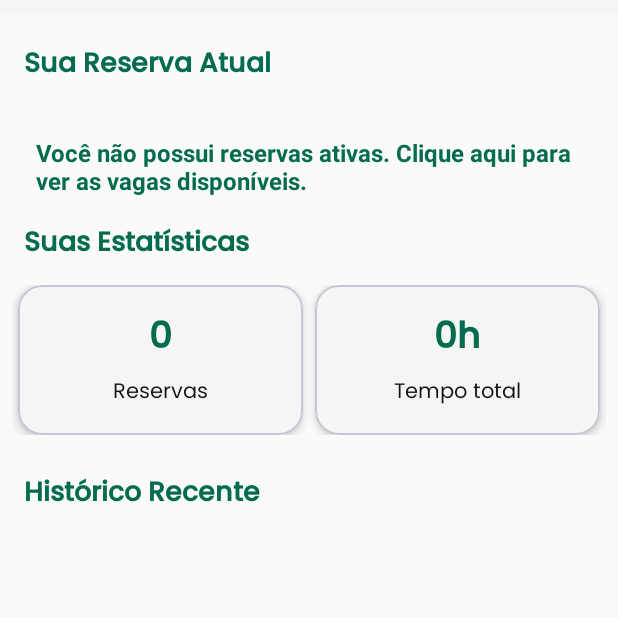
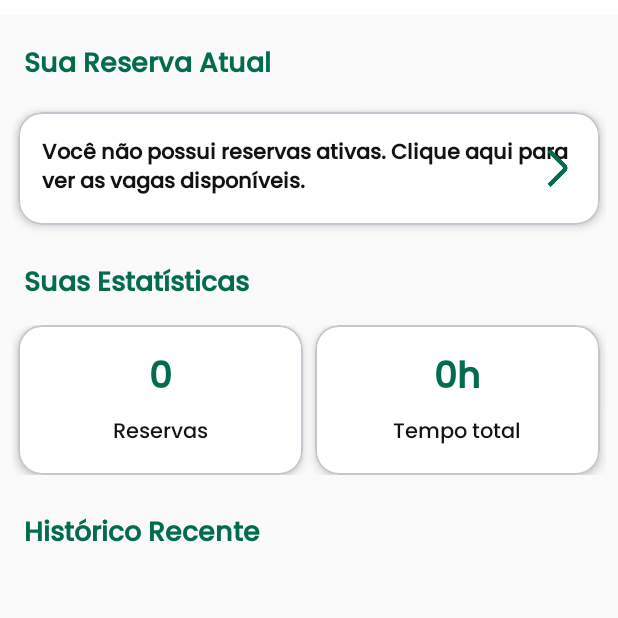
Before and after one commit to lariiscriis/ValletProjeto, an Android app: the fragment MotoristaFragment shown on its own in the app's theme, after a tap on an icon or button, on a phone screen of 412 x 824 dp, the top half of it. Run offline under Robolectric (Android 15) with nearby library versions, the phone set to English and light mode, and no system bars; our stand-ins replace Firebase (no records; nobody signed in at launch, a user with empty details on screens opened directly).

Commit message:
cards da dashboard

```diff
--- a/app/src/main/java/br/edu/fatecpg/valletprojeto/fragments/MotoristaFragment.kt
+++ b/app/src/main/java/br/edu/fatecpg/valletprojeto/fragments/MotoristaFragment.kt
@@ -11,12 +11,14 @@ import android.view.ViewGroup
 import android.widget.Toast
 import androidx.fragment.app.Fragment
 import androidx.lifecycle.lifecycleScope
-import androidx.recyclerview.widget.GridLayoutManager
+import androidx.recyclerview.widget.LinearLayoutManager
+import br.edu.fatecpg.valletprojeto.DashboardBase
+import br.edu.fatecpg.valletprojeto.R
 import br.edu.fatecpg.valletprojeto.ReservaActivity
-import br.edu.fatecpg.valletprojeto.VagaActivity
 import br.edu.fatecpg.valletprojeto.adapter.HistoricoReservasAdapter
 import br.edu.fatecpg.valletprojeto.databinding.FragmentMotoristaDashboardBinding
 import br.edu.fatecpg.valletprojeto.model.Vaga
+import com.google.android.material.bottomnavigation.BottomNavigationView
 import com.google.firebase.auth.FirebaseAuth
 import com.google.firebase.firestore.FirebaseFirestore
 import kotlinx.coroutines.Dispatchers
@@ -75,12 +77,12 @@ class MotoristaFragment : Fragment() {
     }
 
     private fun setupRecyclerView() {
-        binding.rvReservationHistory.layoutManager = GridLayoutManager(requireContext(), 2)
-        binding.rvReservationHistory.setHasFixedSize(true)
+        binding.rvHistoricoRecente.layoutManager = LinearLayoutManager(requireContext())
+        binding.rvHistoricoRecente.setHasFixedSize(true)
     }
 
     private fun setupClickListeners() {
-        binding.btnViewReservation.setOnClickListener {
+        binding.btnVerReserva.setOnClickListener {
             if (!isAdded || context == null) return@setOnClickListener
 
             if (vagaIdAtiva != null && estacionamentoIdAtivo != null) {
@@ -93,8 +95,8 @@ class MotoristaFragment : Fragment() {
             }
         }
 
-        binding.txvNoReservation.setOnClickListener {
-            abrirPaginaDeVagas()
+        binding.cardNoReservation.setOnClickListener {
+            abrirPaginaDeEstacionamentos()
         }
     }
 
@@ -273,22 +275,22 @@ class MotoristaFragment : Fragment() {
 
     @SuppressLint("SetTextI18n")
     private suspend fun atualizarUI(resultado: ProcessamentoResultado) {
-        binding.txvTotalReservations.text = resultado.totalReservas.toString()
+        binding.txvTotalReservas.text = resultado.totalReservas.toString()
         val horasTotais = TimeUnit.MILLISECONDS.toHours(resultado.totalHoras)
-        binding.txvTotalHours.text = "${horasTotais}h"
+        binding.txvTempoTotal.text = "${horasTotais}h"
 
         adapter = HistoricoReservasAdapter(resultado.historico)
-        binding.rvReservationHistory.adapter = adapter
+        binding.rvHistoricoRecente.adapter = adapter
 
         if (resultado.temReservaAtiva && resultado.reservaAtiva != null) {
             binding.cardReservaAtual.visibility = View.VISIBLE
-            binding.txvNoReservation.visibility = View.GONE
+            binding.cardNoReservation.visibility = View.GONE
 
             val reserva = resultado.reservaAtiva
-            binding.txvSpotLetter.text = reserva.vaga.numero
-            binding.txvLocation.text = "Local: ${reserva.vaga.localizacao}"
-            binding.txvTimeRange.text = formatarHorario(reserva.inicio, reserva.fim)
-            binding.txvTimeRemaining.text = "Reserva ativa"
+            binding.txvNumeroVaga.text = reserva.vaga.numero
+            binding.txvLocalizacao.text = "Local: ${reserva.vaga.localizacao}"
+            binding.txvDuracao.text = formatarHorario(reserva.inicio, reserva.fim)
+            binding.txvTempoRestante.text = "Reserva ativa"
             binding.txvEstacionamento.text = reserva.estacionamentoNome
 
             vagaIdAtiva = encontrarVagaIdPorNumero(reserva.vaga.numero, resultado.reservaAtiva.estacionamentoId)
@@ -297,7 +299,7 @@ class MotoristaFragment : Fragment() {
             Log.d("MotoristaFragment", "Reserva ativa - VagaId: $vagaIdAtiva, EstacionamentoId: $estacionamentoIdAtivo")
         } else {
             binding.cardReservaAtual.visibility = View.GONE
-            binding.txvNoReservation.visibility = View.VISIBLE
+            binding.cardNoReservation.visibility = View.VISIBLE
             vagaIdAtiva = null
             estacionamentoIdAtivo = null
         }
@@ -324,11 +326,14 @@ class MotoristaFragment : Fragment() {
         }
     }
 
-    private fun abrirPaginaDeVagas() {
-        if (!isAdded || context == null) return
+    private fun abrirPaginaDeEstacionamentos() {
+        if (!isAdded || activity == null) return
 
-        val intent = Intent(requireContext(), VagaActivity::class.java)
-        startActivity(intent)
+        val dashboardActivity = activity as? DashboardBase
+        dashboardActivity?.let {
+            val bottomNav = it.findViewById<BottomNavigationView>(R.id.bottom_navigation)
+            bottomNav.selectedItemId = R.id.nav_spots
+        }
     }
 
     private fun formatarHorario(inicio: Date?, fim: Date?): String {
--- a/app/src/main/res/layout/activity_dashboard_base.xml
+++ b/app/src/main/res/layout/activity_dashboard_base.xml
@@ -101,6 +101,7 @@
         android:layout_width="match_parent"
         android:layout_height="wrap_content"
         android:background="@drawable/form_background"
+        app:itemActiveIndicatorStyle="@style/CustomBottomNavigationViewIndicator"
         app:itemIconTint="@drawable/nav_item_color_state"
         app:itemRippleColor="@color/cinza"
         app:itemTextColor="@drawable/nav_item_color_state"
--- a/app/src/main/res/layout/fragment_motorista_dashboard.xml
+++ b/app/src/main/res/layout/fragment_motorista_dashboard.xml
@@ -1,7 +1,6 @@
 <?xml version="1.0" encoding="utf-8"?>
 <ScrollView xmlns:android="http://schemas.android.com/apk/res/android"
     xmlns:app="http://schemas.android.com/apk/res-auto"
-    xmlns:tools="http://schemas.android.com/tools"
     android:layout_width="match_parent"
     android:layout_height="match_parent"
     android:background="#FAFAFA"
@@ -19,9 +18,10 @@
             android:id="@+id/loading_state"
             android:layout_width="match_parent"
             android:layout_height="wrap_content"
+            android:gravity="center"
             android:orientation="vertical"
-            android:gravity="center"
-            android:padding="40dp">
+            android:padding="40dp"
+            android:visibility="gone">
 
             <ProgressBar
                 android:layout_width="48dp"
@@ -32,10 +32,10 @@
                 android:layout_width="wrap_content"
                 android:layout_height="wrap_content"
                 android:layout_marginTop="16dp"
+                android:fontFamily="@font/poppins"
                 android:text="Carregando suas reservas..."
                 android:textColor="@color/verdeescuro"
-                android:textSize="16sp"
-                android:fontFamily="@font/poppins" />
+                android:textSize="16sp" />
 
         </LinearLayout>
 
@@ -45,10 +45,11 @@
             android:layout_width="match_parent"
             android:layout_height="wrap_content"
             android:orientation="vertical"
-            android:visibility="gone">
+            android:visibility="visible">
 
             <!-- Título da Reserva Atual -->
             <TextView
+                android:id="@+id/txv_reserva_atual"
                 android:layout_width="match_parent"
                 android:layout_height="wrap_content"
                 android:layout_marginStart="8dp"
@@ -73,7 +74,8 @@
 
                 <androidx.constraintlayout.widget.ConstraintLayout
                     android:layout_width="match_parent"
-                    android:layout_height="wrap_content">
+                    android:layout_height="wrap_content"
+                    android:backgroundTint="@color/branco">
 
                     <!-- Loading para card de reserva -->
                     <LinearLayout
@@ -120,7 +122,7 @@
                             android:layout_marginEnd="16dp"
                             android:orientation="vertical"
                             app:layout_constraintBottom_toBottomOf="parent"
-                            app:layout_constraintEnd_toStartOf="@+id/txv_spot_letter"
+                            app:layout_constraintEnd_toStartOf="@+id/txv_numero_vaga"
                             app:layout_constraintStart_toStartOf="parent"
                             app:layout_constraintTop_toTopOf="parent">
 
@@ -134,7 +136,7 @@
                                 android:textSize="18sp" />
 
                             <TextView
-                                android:id="@+id/txv_time_range"
+                                android:id="@+id/txv_duracao"
                                 android:layout_width="wrap_content"
                                 android:layout_height="wrap_content"
                                 android:layout_marginTop="4dp"
@@ -144,7 +146,7 @@
                                 android:textSize="14sp" />
 
                             <TextView
-                                android:id="@+id/txv_location"
+                                android:id="@+id/txv_localizacao"
                                 android:layout_width="wrap_content"
                                 android:layout_height="wrap_content"
                                 android:fontFamily="@font/poppins"
@@ -155,7 +157,7 @@
                         </LinearLayout>
 
                         <TextView
-                            android:id="@+id/txv_spot_letter"
+                            android:id="@+id/txv_numero_vaga"
                             android:layout_width="80dp"
                             android:layout_height="80dp"
                             android:background="@drawable/circle_spot_bg"
@@ -193,7 +195,7 @@
                         app:layout_constraintTop_toBottomOf="@id/divider">
 
                         <TextView
-                            android:id="@+id/txv_time_remaining"
+                            android:id="@+id/txv_tempo_restante"
                             android:layout_width="wrap_content"
                             android:layout_height="wrap_content"
                             android:fontFamily="@font/poppins_medium"
@@ -205,12 +207,12 @@
                             app:layout_constraintTop_toTopOf="parent" />
 
                         <Button
-                            android:id="@+id/btn_view_reservation"
+                            android:id="@+id/btn_ver_reserva"
                             android:layout_width="wrap_content"
                             android:layout_height="wrap_content"
-                            android:minHeight="48dp"
                             android:backgroundTint="@color/verdeescuro"
                             android:fontFamily="@font/poppins_medium"
+                            android:minHeight="48dp"
                             android:text="@string/dashboard_ver_reserva"
                             android:textColor="@color/branco"
                             app:layout_constraintBottom_toBottomOf="parent"
@@ -222,20 +224,49 @@
                 </androidx.constraintlayout.widget.ConstraintLayout>
             </com.google.android.material.card.MaterialCardView>
 
-            <!-- Texto para mostrar caso não tenha reserva -->
-            <TextView
-                android:id="@+id/txv_no_reservation"
+            <!-- Card para mostrar caso não tenha reserva -->
+            <com.google.android.material.card.MaterialCardView
+                android:id="@+id/card_no_reservation"
                 android:layout_width="match_parent"
                 android:layout_height="wrap_content"
-                android:background="?attr/selectableItemBackground"
-                android:padding="16dp"
-                android:text="@string/dashboard_sem_reserva"
-                android:textColor="@color/verdeescuro"
-                android:textSize="16sp"
-                android:textStyle="bold"
-                android:visibility="gone" />
+                android:layout_marginHorizontal="4dp"
+                android:layout_marginBottom="24dp"
+                android:visibility="visible"
+                app:cardBackgroundColor="@color/branco"
+                app:cardCornerRadius="16dp"
+                app:cardElevation="4dp">
+
+                <RelativeLayout
+                    android:layout_width="match_parent"
+                    android:layout_height="wrap_content"
+                    android:backgroundTint="@color/branco"
+                    android:padding="16dp">
+
+                    <TextView
+                        android:id="@+id/txv_nenhuma_reserva"
+                        android:layout_width="wrap_content"
+                        android:layout_height="wrap_content"
+                        android:layout_alignParentStart="true"
+                        android:layout_centerVertical="true"
+                        android:fontFamily="@font/poppins_medium"
+                        android:text="@string/dashboard_sem_reserva"
+                        android:textColor="@color/preto"
+                        android:textSize="14sp"
+                        android:textStyle="bold" />
+
+                    <ImageView
+                        android:layout_width="25dp"
+                        android:layout_height="25dp"
+                        android:layout_alignParentEnd="true"
+                        android:layout_centerVertical="true"
+                        android:src="@drawable/seta" />
+
+                </RelativeLayout>
+
+            </com.google.android.material.card.MaterialCardView>
 
             <TextView
+                android:id="@+id/txv_suas_estatisticas"
                 android:layout_width="match_parent"
                 android:layout_height="wrap_content"
                 android:layout_marginStart="8dp"
@@ -251,8 +282,8 @@
                 android:id="@+id/loading_estatisticas"
                 android:layout_width="match_parent"
                 android:layout_height="wrap_content"
+                android:layout_marginBottom="24dp"
                 android:orientation="horizontal"
-                android:layout_marginBottom="24dp"
                 android:visibility="gone">
 
                 <com.google.android.material.card.MaterialCardView
@@ -280,10 +311,10 @@
                             android:layout_width="wrap_content"
                             android:layout_height="wrap_content"
                             android:layout_marginTop="8dp"
+                            android:fontFamily="@font/poppins"
                             android:text="Carregando..."
                             android:textColor="@color/verdeescuro"
-                            android:textSize="12sp"
-                            android:fontFamily="@font/poppins" />
+                            android:textSize="12sp" />
 
                     </LinearLayout>
                 </com.google.android.material.card.MaterialCardView>
@@ -313,10 +344,10 @@
                             android:layout_width="wrap_content"
                             android:layout_height="wrap_content"
                             android:layout_marginTop="8dp"
+                            android:fontFamily="@font/poppins"
                             android:text="Carregando..."
                             android:textColor="@color/verdeescuro"
-                            android:textSize="12sp"
-                            android:fontFamily="@font/poppins" />
+                            android:textSize="12sp" />
 
                     </LinearLayout>
                 </com.google.android.material.card.MaterialCardView>
@@ -346,7 +377,7 @@
                         android:padding="16dp">
 
                         <TextView
-                            android:id="@+id/txv_total_reservations"
+                            android:id="@+id/txv_total_reservas"
                             android:layout_width="wrap_content"
                             android:layout_height="wrap_content"
                             android:fontFamily="@font/poppins_medium"
@@ -359,7 +390,7 @@
                             android:layout_width="wrap_content"
                             android:layout_height="wrap_content"
                             android:layout_marginTop="4dp"
-                            android:fontFamily="@font/poppins"
+                            android:fontFamily="@font/poppins_medium"
                             android:text="@string/dashboard_reservas"
                             android:textColor="@color/preto"
                             android:textSize="14sp" />
@@ -378,12 +409,13 @@
                     <LinearLayout
                         android:layout_width="match_parent"
                         android:layout_height="wrap_content"
+                        android:backgroundTint="@color/branco"
                         android:gravity="center"
                         android:orientation="vertical"
                         android:padding="16dp">
 
                         <TextView
-                            android:id="@+id/txv_total_hours"
+                            android:id="@+id/txv_tempo_total"
                             android:layout_width="wrap_content"
                             android:layout_height="wrap_content"
                             android:fontFamily="@font/poppins_medium"
@@ -396,7 +428,7 @@
                             android:layout_width="wrap_content"
                             android:layout_height="wrap_content"
                             android:layout_marginTop="4dp"
-                            android:fontFamily="@font/poppins"
+                            android:fontFamily="@font/poppins_medium"
                             android:text="@string/dashboard_tempo_total"
                             android:textColor="@color/preto"
                             android:textSize="14sp" />
@@ -432,15 +464,15 @@
                     android:layout_width="wrap_content"
                     android:layout_height="wrap_content"
                     android:layout_marginTop="16dp"
+                    android:fontFamily="@font/poppins"
                     android:text="Carregando histórico..."
                     android:textColor="@color/verdeescuro"
-                    android:textSize="14sp"
-                    android:fontFamily="@font/poppins" />
+                    android:textSize="14sp" />
 
             </LinearLayout>
 
             <androidx.recyclerview.widget.RecyclerView
-                android:id="@+id/rv_reservation_history"
+                android:id="@+id/rv_historico_recente"
                 android:layout_width="match_parent"
                 android:layout_height="wrap_content"
                 android:layout_marginBottom="16dp" />
--- a/app/src/main/res/values/colors.xml
+++ b/app/src/main/res/values/colors.xml
@@ -5,6 +5,6 @@
         <color name="verdeescuro" >#046C4E</color>
         <color name="verdeclaro">#00A676</color>
         <color name="cinza">#D1D1D1</color>
-        <color name="branco">#F5F5F5</color>
+        <color name="branco">#FFFFFF</color>
 
 </resources>
--- a/app/src/main/res/values/strings.xml
+++ b/app/src/main/res/values/strings.xml
@@ -26,7 +26,7 @@
     <string name="dashboard_horario_reserva">14:00 - 16:00</string>
     <string name="dashboard_reserva_ativa">Reserva Ativa</string>
     <string name="dashboard_ver_reserva">VER RESERVA</string>
-    <string name="dashboard_sem_reserva">Você não possui reservas ativas. Clique aqui para ver as vagas disponíveis.</string>
+    <string name="dashboard_sem_reserva">Você não possui reservas ativas.&#10;Clique aqui para ver as vagas disponíveis.</string>
     <string name="dashboard_estatisticas">Suas Estatísticas</string>
     <string name="dashboard_reservas">Reservas</string>
     <string name="dashboard_tempo_total">Tempo total</string>
--- a/app/src/main/res/values/themes.xml
+++ b/app/src/main/res/values/themes.xml
@@ -25,6 +25,10 @@
     </style>
 
     <style name="Theme.ValletProjeto" parent="Base.Theme.ValletProjeto" />
+
+    <style name="CustomBottomNavigationViewIndicator" parent="Widget.Material3.BottomNavigationView.ActiveIndicator">
+        <item name="android:color">@color/cinza</item>
+    </style>
 
     <style name="DialogTheme" parent="Theme.MaterialComponents.DayNight.Dialog">
         <item name="android:windowBackground">@drawable/form_background</item>
```
Also changed, not shown: app/src/main/java/br/edu/fatecpg/valletprojeto/adapter/HistoricoReservasAdapter.kt (+8 -8 lines), app/src/main/res/drawable/ripple_effect.xml (deleted, +0 -8 lines), app/src/main/res/layout/item_reserva.xml (+22 -4 lines), app/src/main/res/drawable/seta.png (added).
